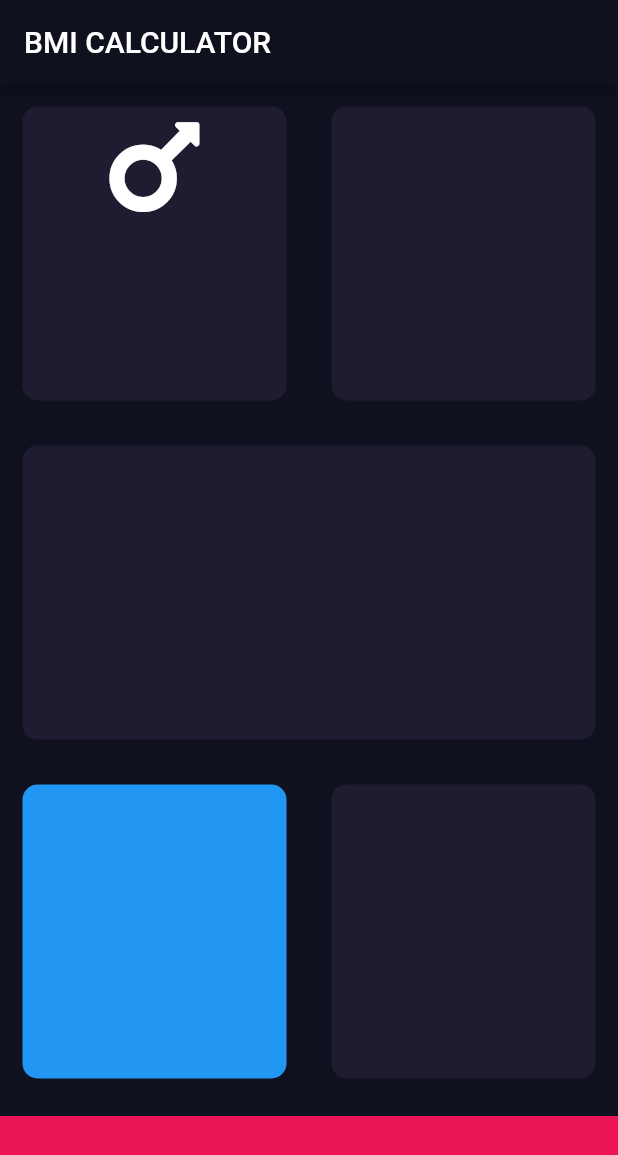
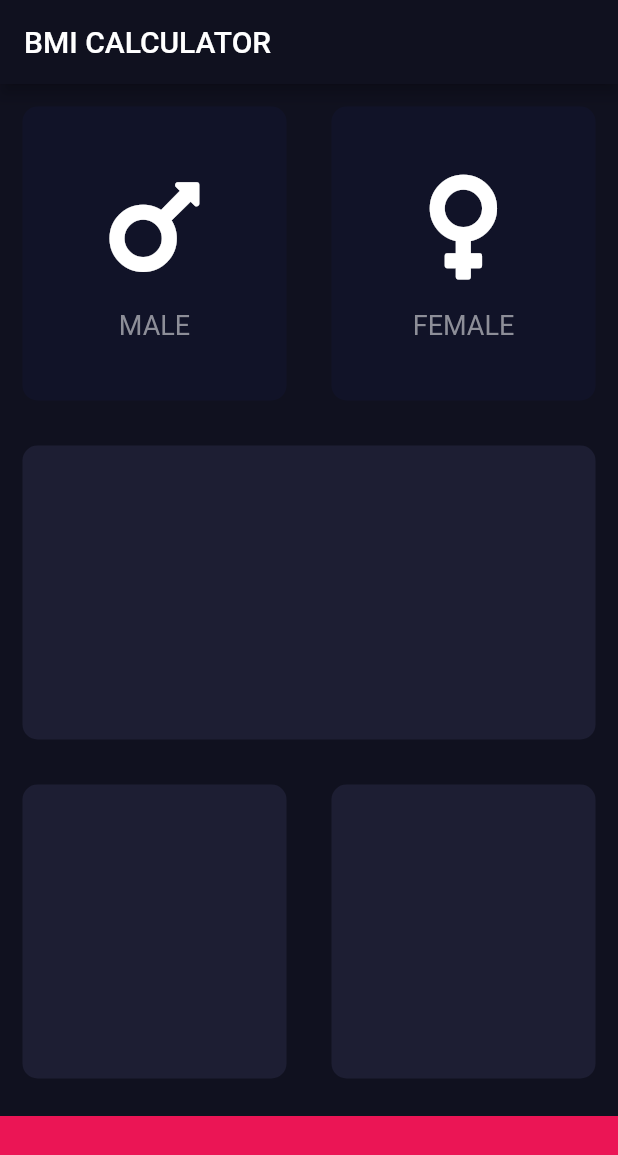
Before and after one commit to mimimimaimai55/bmi_calculator, a Flutter app: the screen it shows after launch, on a phone screen of 412 x 824 dp. Shown: the top 1155 px of the screen. Run offline on Flutter 3.47's test engine with Material 2 defaults, Android fonts, the phone set to English and light mode, and no system bars; our stand-ins replace font_awesome_flutter.

Commit message:
セクション12-126ジェスチャー検出機ウィジェット。男性女性両方ともonTapできた

```diff
--- /dev/null
+++ b/lib/icon_content.dart
@@ -0,0 +1,34 @@
+import 'package:flutter/material.dart';
+
+const labelTextStyle = TextStyle(
+    fontSize: 18.0,
+    color: Color(0xFF8D8E98)
+);
+
+class IconContent extends StatelessWidget {
+
+  IconContent({this.icon, this.label});
+
+  final IconData? icon;
+  final String? label;
+
+  @override
+  Widget build(BuildContext context) {
+    return Column(
+      mainAxisAlignment: MainAxisAlignment.center,
+      children: <Widget>[
+        Icon(
+          icon,
+          size: 80.0,
+        ),
+        SizedBox(
+          height: 15.0,
+        ),
+        Text(
+            label!,
+            style: labelTextStyle,
+        )
+      ],
+    );
+  }
+}
--- a/lib/input_page.dart
+++ b/lib/input_page.dart
@@ -1,19 +1,45 @@
 import 'package:flutter/material.dart';
 import 'package:font_awesome_flutter/font_awesome_flutter.dart';
+import 'icon_content.dart';
+import 'reusable_card.dart';
 
 const bottomContainerHeight = 80.0;
-const activeCardColor = Color(0xff1F1B30);
-const bottomContainerColor = Color(0xFFEB1555);
+const activeCardColour = Color(0xff1D1E33);
+const inactiveCardColour = Color(0xff111328);
+const bottomContainerColour = Color(0xFFEB1555);
 
 class InputPage extends StatefulWidget {
-
   @override
   _InputPageState createState() => _InputPageState();
 }
 
 class _InputPageState extends State<InputPage> {
+  Color maleCardColour = inactiveCardColour;
+  Color femaleCardColour = inactiveCardColour;
+
+  //1 = male, 2 = female
+  void updateColour(int gender) {
+    //male card pressed
+    if (gender == 1) {
+      if (maleCardColour == inactiveCardColour) {
+        maleCardColour = activeCardColour;
+      } else {
+        maleCardColour = inactiveCardColour;
+      }
+    }
+    //女性のカードが押された時
+    if (gender == 2) {
+      if (femaleCardColour == inactiveCardColour) {
+        femaleCardColour = activeCardColour;
+      } else {
+        femaleCardColour = inactiveCardColour;
+      }
+    }
+  }
+
+
     @override
-  Widget build(BuildContext context){
+    Widget build(BuildContext context) {
       return Scaffold(
         appBar: AppBar(
           title: Text('BMI CALCULATOR'),
@@ -24,47 +50,59 @@ class _InputPageState extends State<InputPage> {
                 child: Row(
                   children: <Widget>[
                     Expanded(
+                      child: GestureDetector(
+                        onTap: () {
+                          setState(() {
+                            updateColour(1);
+                          });
+                        },
                         child: ReusableCard(
-                  colour:activeCardColor,
-                  cardChild: Column(
-                    children: <Widget>[
-                      Icon(
-                        FontAwesomeIcons.mars,
-                        size:80.0,
-                      )
-                    ],
+                          colour: maleCardColour,
+                          cardChild: IconContent(
+                              icon: FontAwesomeIcons.mars, label: 'MALE'),
                         ),
                       ),
                     ),
                     Expanded(
+                      child: GestureDetector(
+                        onTap: (){
+                          setState(() {
+                            updateColour(2);
+                          });
+                        },
                         child: ReusableCard(
-                  colour:activeCardColor,
+                          colour: femaleCardColour,
+                          cardChild: IconContent(
+                              icon: FontAwesomeIcons.venus, label: 'FEMALE'),
                         ),
-              )],
+                      ),
+                    )
+                  ],
                 )),
             Expanded(
               child: ReusableCard(
-              colour:activeCardColor,
+                colour: activeCardColour,
               ),
             ),
-          Expanded(child: Row(
+            Expanded(
+                child: Row(
                   children: <Widget>[
                     Expanded(
                       child: ReusableCard(
-                  colour:Colors.blue,
+                        colour: activeCardColour,
                       ),
                     ),
                     Expanded(
                       child: ReusableCard(
-                  colour:activeCardColor,
+                        colour: activeCardColour,
                       ),
                     ),
                   ],
                 )),
             Container(
-            color: bottomContainerColor,
+              color: bottomContainerColour,
               margin: EdgeInsets.only(top: 10.0),
-            width:double.infinity,
+              width: double.infinity,
               height: bottomContainerHeight,
             ),
           ],
@@ -72,23 +110,3 @@ class _InputPageState extends State<InputPage> {
       );
     }
   }
-
-class ReusableCard extends StatelessWidget {
-
-  ReusableCard({@required this.colour,this.cardChild});
-
-  final Color? colour;
-  final Widget? cardChild;
-
-  @override
-  Widget build(BuildContext context) {
-    return Container(
-      child:cardChild,
-    margin: EdgeInsets.all(15.0),
-    decoration: BoxDecoration(
-      color: colour,
-      borderRadius: BorderRadius.circular(10.0),
-    ),
-    );
-  }
-}
--- /dev/null
+++ b/lib/reusable_card.dart
@@ -0,0 +1,20 @@
+import 'package:flutter/material.dart';
+
+class ReusableCard extends StatelessWidget {
+  ReusableCard({@required this.colour, this.cardChild});
+
+  final Color? colour;
+  final Widget? cardChild;
+
+  @override
+  Widget build(BuildContext context) {
+    return Container(
+      child: cardChild,
+      margin: EdgeInsets.all(15.0),
+      decoration: BoxDecoration(
+        color: colour,
+        borderRadius: BorderRadius.circular(10.0),
+      ),
+    );
+  }
+}
```
Lines whose indentation alone changed are shown as unchanged.
